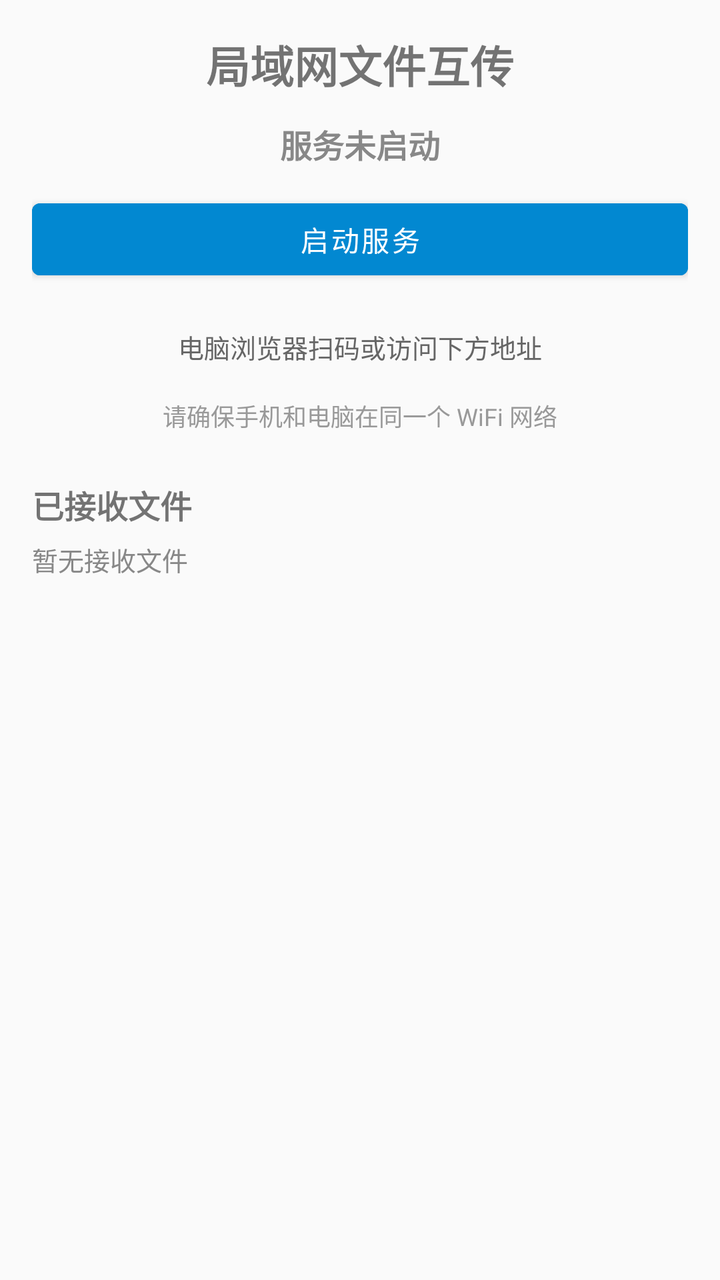
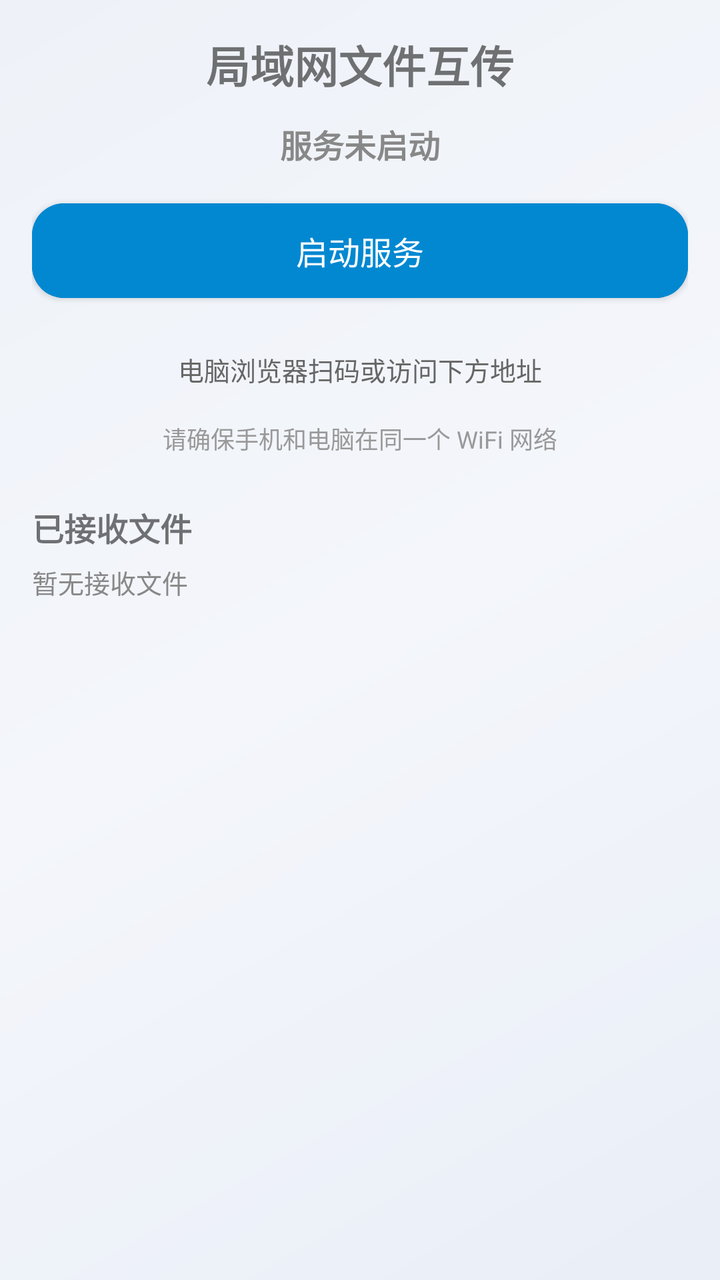

Screens rendered from an Android XML layout before and after an edit, with the pre-edit source and the edit as a unified diff.
<!-- AndroidManifest.xml: application theme Theme.VideoDownloader -->
<!-- res/layout/activity_file_share.xml -->
<?xml version="1.0" encoding="utf-8"?>
<ScrollView xmlns:android="http://schemas.android.com/apk/res/android"
    android:layout_width="match_parent"
    android:layout_height="match_parent"
    android:fillViewport="true">

    <LinearLayout
        android:layout_width="match_parent"
        android:layout_height="wrap_content"
        android:orientation="vertical"
        android:padding="16dp">

        <TextView
            android:layout_width="match_parent"
            android:layout_height="wrap_content"
            android:text="@string/tool_fileshare_title"
            android:textSize="22sp"
            android:textStyle="bold"
            android:gravity="center"
            android:paddingBottom="12dp" />

        <TextView
            android:id="@+id/tvStatus"
            android:layout_width="match_parent"
            android:layout_height="wrap_content"
            android:text="@string/fs_status_off"
            android:gravity="center"
            android:textSize="16sp"
            android:textStyle="bold"
            android:textColor="#888888"
            android:paddingBottom="12dp" />

        <Button
            android:id="@+id/btnToggle"
            android:layout_width="match_parent"
            android:layout_height="wrap_content"
            android:text="@string/fs_btn_start"
            android:backgroundTint="@color/tool_fileshare_bg"
            android:textColor="@android:color/white" />

        <TextView
            android:layout_width="match_parent"
            android:layout_height="wrap_content"
            android:text="@string/fs_qr_hint"
            android:gravity="center"
            android:textSize="13sp"
            android:textColor="#666666"
            android:layout_marginTop="20dp"
            android:paddingBottom="8dp" />

        <ImageView
            android:id="@+id/ivQrCode"
            android:layout_width="240dp"
            android:layout_height="240dp"
            android:layout_gravity="center"
            android:background="#FFFFFF"
            android:scaleType="fitCenter"
            android:visibility="gone" />

        <TextView
            android:id="@+id/tvAddress"
            android:layout_width="match_parent"
            android:layout_height="wrap_content"
            android:gravity="center"
            android:textSize="16sp"
            android:textStyle="bold"
            android:textColor="@color/tool_fileshare_bg"
            android:paddingTop="12dp"
            android:visibility="gone" />

        <TextView
            android:layout_width="match_parent"
            android:layout_height="wrap_content"
            android:text="@string/fs_same_wifi_hint"
            android:gravity="center"
            android:textSize="12sp"
            android:textColor="#999999"
            android:paddingTop="8dp"
            android:visibility="visible" />

        <TextView
            android:layout_width="match_parent"
            android:layout_height="wrap_content"
            android:text="@string/fs_received"
            android:textStyle="bold"
            android:textSize="16sp"
            android:layout_marginTop="24dp"
            android:paddingBottom="6dp" />

        <TextView
            android:id="@+id/tvReceivedCount"
            android:layout_width="match_parent"
            android:layout_height="wrap_content"
            android:text="@string/fs_no_files"
            android:textColor="#888888"
            android:textSize="13sp"
            android:paddingBottom="8dp" />

        <androidx.recyclerview.widget.RecyclerView
            android:id="@+id/rvReceived"
            android:layout_width="match_parent"
            android:layout_height="wrap_content"
            android:nestedScrollingEnabled="false" />

    </LinearLayout>
</ScrollView>
<!-- resources referenced by this layout -->
<resources>
  <color name="tool_fileshare_bg">#0288D1</color>
  <string name="fs_btn_start">启动服务</string>
  <string name="fs_no_files">暂无接收文件</string>
  <string name="fs_qr_hint">电脑浏览器扫码或访问下方地址</string>
  <string name="fs_received">已接收文件</string>
  <string name="fs_same_wifi_hint">请确保手机和电脑在同一个 WiFi 网络</string>
  <string name="fs_status_off">服务未启动</string>
  <string name="tool_fileshare_title">局域网文件互传</string>
  <style name="Theme.VideoDownloader" parent="Theme.MaterialComponents.Light.NoActionBar">
          <item name="colorPrimary">#FE2C55</item>
          <item name="colorPrimaryVariant">#C81E40</item>
          <item name="colorOnPrimary">#FFFFFF</item>
          <item name="colorSecondary">#25F4EE</item>
          <item name="android:statusBarColor">#FE2C55</item>
          <item name="android:windowBackground">@color/bg_light</item>
      </style>
  <color name="bg_light">#FFFAFAFA</color>
</resources>

<!-- the commit's change to res/layout/activity_file_share.xml (unified diff, before → after) -->
@@ -1,5 +1,6 @@
 <?xml version="1.0" encoding="utf-8"?>
-<ScrollView xmlns:android="http://schemas.android.com/apk/res/android"
+<ScrollView
+    android:fitsSystemWindows="true" xmlns:android="http://schemas.android.com/apk/res/android"
     android:layout_width="match_parent"
     android:layout_height="match_parent"
     android:fillViewport="true">
<!-- resource entries referenced after the edit -->
@@ -9,13 +9,73 @@
   <string name="fs_status_off">服务未启动</string>
   <string name="tool_fileshare_title">局域网文件互传</string>
   <style name="Theme.VideoDownloader" parent="Theme.MaterialComponents.Light.NoActionBar">
-          <item name="colorPrimary">#FE2C55</item>
-          <item name="colorPrimaryVariant">#C81E40</item>
-          <item name="colorOnPrimary">#FFFFFF</item>
-          <item name="colorSecondary">#25F4EE</item>
-          <item name="android:statusBarColor">#FE2C55</item>
-          <item name="android:windowBackground">@color/bg_light</item>
+          <item name="colorPrimary">@color/ios_blue</item>
+          <item name="colorPrimaryVariant">@color/ios_indigo</item>
+          <item name="colorOnPrimary">@color/white</item>
+          <item name="colorSecondary">@color/ios_cyan</item>
+          <item name="colorOnSecondary">@color/white</item>
+          <item name="colorError">@color/ios_red</item>
+          <item name="android:statusBarColor">@android:color/transparent</item>
+          <item name="android:navigationBarColor">@android:color/transparent</item>
+          <item name="android:windowLightStatusBar">true</item>
+          <item name="android:windowBackground">@drawable/ios_bg_gradient</item>
+          <item name="android:textColorPrimary">@color/text_primary</item>
+          <item name="android:textColorSecondary">@color/text_secondary</item>
+          <item name="materialButtonStyle">@style/Widget.iOS.Button</item>
+          <item name="editTextStyle">@style/Widget.iOS.EditText</item>
+          <item name="android:windowDrawsSystemBarBackgrounds">true</item>
       </style>
-  <color name="bg_light">#FFFAFAFA</color>
+  <color name="ios_blue">#007AFF</color>
+  <color name="ios_indigo">#5856D6</color>
+  <color name="white">#FFFFFFFF</color>
+  <color name="ios_cyan">#32ADE6</color>
+  <color name="ios_red">#FF3B30</color>
+  <!-- drawable ios_bg_gradient (drawable) -->
+  <?xml version="1.0" encoding="utf-8"?>
+  <shape xmlns:android="http://schemas.android.com/apk/res/android"
+      android:shape="rectangle">
+      <gradient
+          android:angle="135"
+          android:startColor="@color/bg_gradient_top"
+          android:centerColor="@color/bg_gradient_center"
+          android:endColor="@color/bg_gradient_bottom"
+          android:type="linear" />
+  </shape>
+  <color name="text_primary">#FF1C1C1E</color>
+  <color name="text_secondary">#FF6C6C78</color>
+  <style name="Widget.iOS.Button" parent="Widget.MaterialComponents.Button">
+          <item name="cornerRadius">16dp</item>
+          <item name="android:textAllCaps">false</item>
+          <item name="android:textSize">16sp</item>
+          <item name="android:letterSpacing">0</item>
+          <item name="android:fontFamily">sans-serif-medium</item>
+          <item name="android:paddingTop">12dp</item>
+          <item name="android:paddingBottom">12dp</item>
+          <item name="elevation">0dp</item>
+          <item name="rippleColor">#33FFFFFF</item>
+      </style>
+  <style name="Widget.iOS.EditText" parent="Widget.AppCompat.EditText">
+          <item name="android:background">@drawable/ios_glass_field</item>
+          <item name="android:textColor">@color/text_primary</item>
+          <item name="android:textColorHint">@color/text_tertiary</item>
+          <item name="android:textSize">15sp</item>
+          <item name="android:padding">14dp</item>
+      </style>
+  <color name="bg_gradient_top">#FFE9EEF7</color>
+  <color name="bg_gradient_center">#FFF4F6FB</color>
+  <color name="bg_gradient_bottom">#FFEEF2F8</color>
+  <!-- drawable ios_glass_field (drawable) -->
+  <?xml version="1.0" encoding="utf-8"?>
+  <shape xmlns:android="http://schemas.android.com/apk/res/android"
+      android:shape="rectangle">
+      <solid android:color="@color/glass_fill_strong" />
+      <corners android:radius="16dp" />
+      <stroke
+          android:width="1dp"
+          android:color="@color/glass_stroke" />
+  </shape>
+  <color name="text_tertiary">#FF9A9AA4</color>
+  <color name="glass_fill_strong">#F2FFFFFF</color>
+  <color name="glass_stroke">#33FFFFFF</color>
 </resources>
 
